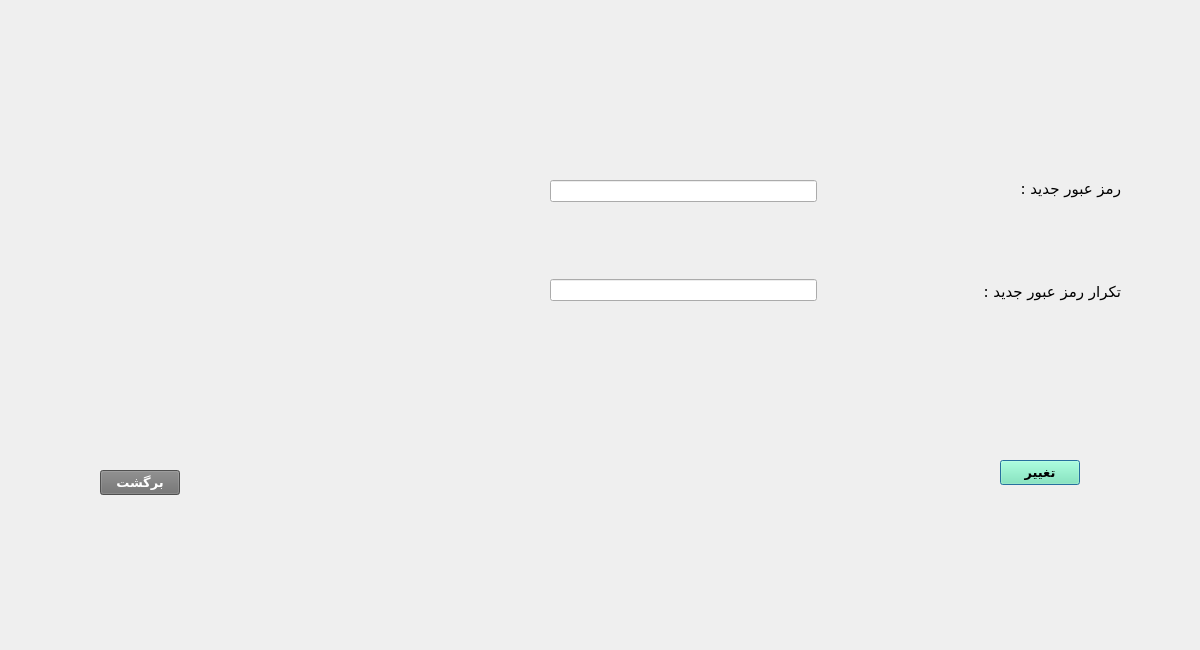
The window that teacherchangepassword.ui (AliRn76/Student-Portal) describes before a commit, drawn with Qt 5.
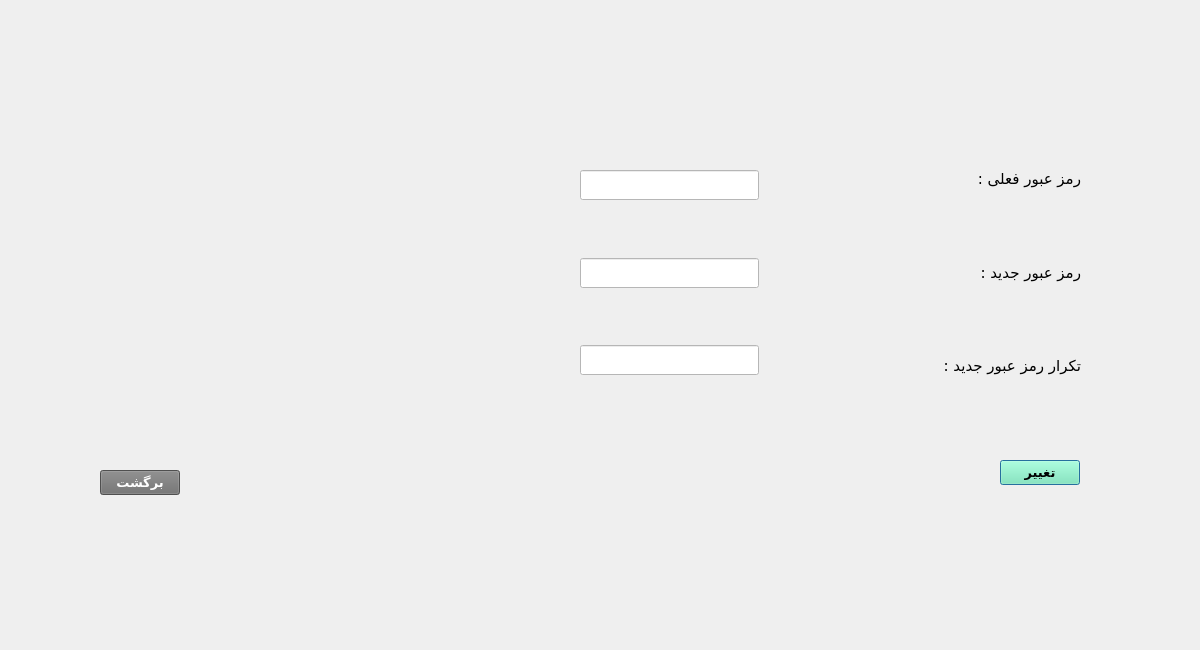
The same window after the commit.

Patch:
```diff
--- a/teacherchangepassword.ui
+++ b/teacherchangepassword.ui
@@ -65,22 +65,58 @@
   <widget class="QWidget" name="layoutWidget">
    <property name="geometry">
     <rect>
-     <x>550</x>
-     <y>180</y>
-     <width>571</width>
-     <height>121</height>
+     <x>580</x>
+     <y>170</y>
+     <width>501</width>
+     <height>205</height>
     </rect>
    </property>
    <layout class="QHBoxLayout" name="horizontalLayout">
     <item>
-     <layout class="QVBoxLayout" name="verticalLayout">
+     <layout class="QVBoxLayout" name="verticalLayout_3">
+      <item>
+       <widget class="QLineEdit" name="lineEdit_oldPass">
+        <property name="minimumSize">
+         <size>
+          <width>142</width>
+          <height>30</height>
+         </size>
+        </property>
+        <property name="styleSheet">
+         <string notr="true">background-color: white
+</string>
+        </property>
+       </widget>
+      </item>
+      <item>
+       <spacer name="verticalSpacer_6">
+        <property name="orientation">
+         <enum>Qt::Vertical</enum>
+        </property>
+        <property name="sizeHint" stdset="0">
+         <size>
+          <width>20</width>
+          <height>40</height>
+         </size>
+        </property>
+       </spacer>
+      </item>
       <item>
        <widget class="QLineEdit" name="lineEdit_newPass">
+        <property name="minimumSize">
+         <size>
+          <width>0</width>
+          <height>30</height>
+         </size>
+        </property>
         <property name="font">
          <font>
           <pointsize>9</pointsize>
          </font>
         </property>
+        <property name="styleSheet">
+         <string notr="true">background-color: white</string>
+        </property>
         <property name="echoMode">
          <enum>QLineEdit::Password</enum>
         </property>
@@ -101,11 +137,20 @@
       </item>
       <item>
        <widget class="QLineEdit" name="lineEdit_repeatNewPass">
+        <property name="minimumSize">
+         <size>
+          <width>0</width>
+          <height>30</height>
+         </size>
+        </property>
         <property name="font">
          <font>
           <pointsize>9</pointsize>
          </font>
         </property>
+        <property name="styleSheet">
+         <string notr="true">background-color: white</string>
+        </property>
         <property name="echoMode">
          <enum>QLineEdit::Password</enum>
         </property>
@@ -115,6 +160,32 @@
     </item>
     <item>
      <layout class="QVBoxLayout" name="verticalLayout_2">
+      <item>
+       <spacer name="horizontalSpacer_5">
+        <property name="orientation">
+         <enum>Qt::Horizontal</enum>
+        </property>
+        <property name="sizeHint" stdset="0">
+         <size>
+          <width>40</width>
+          <height>20</height>
+         </size>
+        </property>
+       </spacer>
+      </item>
+      <item>
+       <spacer name="verticalSpacer_5">
+        <property name="orientation">
+         <enum>Qt::Vertical</enum>
+        </property>
+        <property name="sizeHint" stdset="0">
+         <size>
+          <width>20</width>
+          <height>40</height>
+         </size>
+        </property>
+       </spacer>
+      </item>
       <item>
        <spacer name="horizontalSpacer">
         <property name="orientation">
@@ -163,7 +234,33 @@
      </layout>
     </item>
     <item>
-     <layout class="QVBoxLayout" name="verticalLayout_3">
+     <layout class="QVBoxLayout" name="verticalLayout">
+      <item>
+       <widget class="QLabel" name="label">
+        <property name="font">
+         <font>
+          <family>B Koodak</family>
+          <pointsize>11</pointsize>
+         </font>
+        </property>
+        <property name="text">
+         <string>رمز عبور فعلی :</string>
+        </property>
+       </widget>
+      </item>
+      <item>
+       <spacer name="verticalSpacer_4">
+        <property name="orientation">
+         <enum>Qt::Vertical</enum>
+        </property>
+        <property name="sizeHint" stdset="0">
+         <size>
+          <width>20</width>
+          <height>40</height>
+         </size>
+        </property>
+       </spacer>
+      </item>
       <item>
        <widget class="QLabel" name="label_newPass">
         <property name="font">
```
